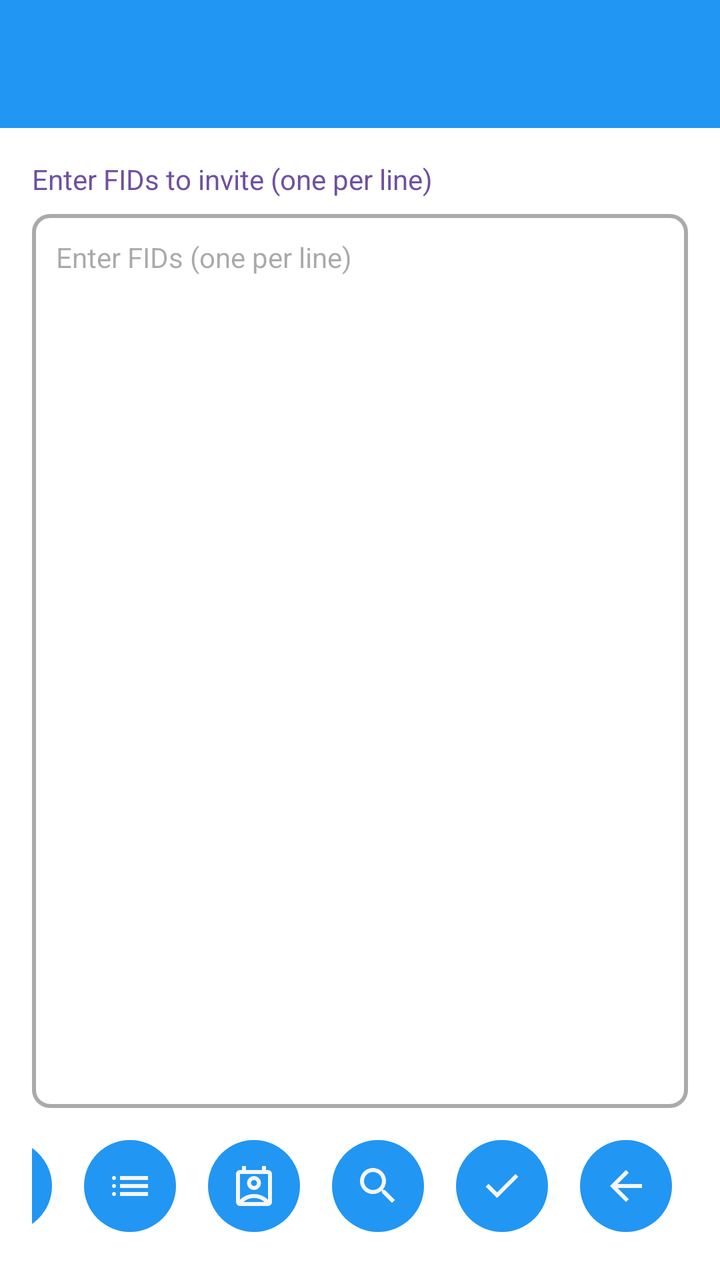
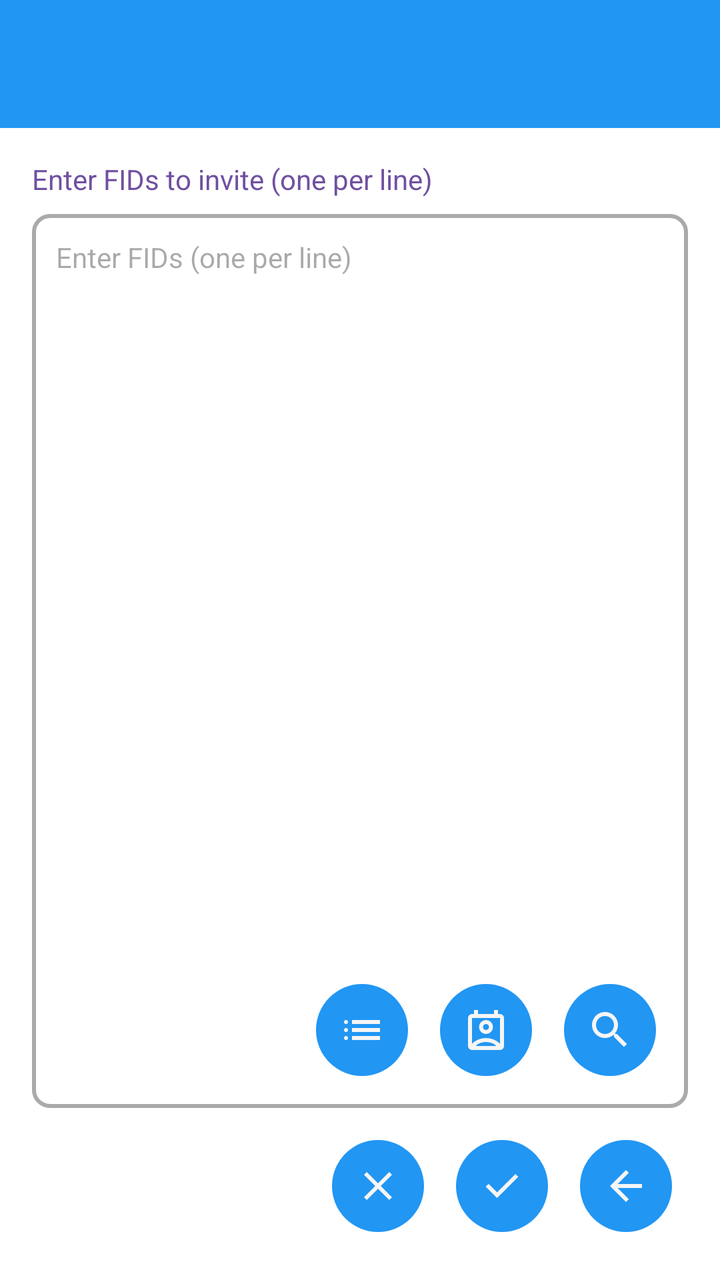

Before-and-after screenshots of an Android layout around one commit, followed by the original layout XML and the change that was made.
<!-- AndroidManifest.xml: application theme Theme.Freer -->
<!-- res/layout/activity_invite_member.xml -->
<?xml version="1.0" encoding="utf-8"?>
<LinearLayout xmlns:android="http://schemas.android.com/apk/res/android"
    android:layout_width="match_parent"
    android:layout_height="match_parent"
    android:orientation="vertical">

    <include layout="@layout/common_toolbar" />

    <LinearLayout
        android:layout_width="match_parent"
        android:layout_height="match_parent"
        android:orientation="vertical"
        android:padding="16dp">

        <TextView
            android:layout_width="match_parent"
            android:layout_height="wrap_content"
            android:text="@string/enter_fids_to_invite"
            android:textColor="@color/field_name"
            android:textSize="14sp"
            android:layout_marginBottom="8dp" />

        <EditText
            android:id="@+id/fids_input"
            android:layout_width="match_parent"
            android:layout_height="0dp"
            android:layout_weight="1"
            android:hint="@string/enter_fids_one_per_line"
            android:background="@drawable/container_outline"
            android:padding="12dp"
            android:textSize="14sp"
            android:inputType="textMultiLine"
            android:gravity="top"
            android:scrollbars="vertical" />

        
        <LinearLayout
            android:layout_width="match_parent"
            android:layout_height="wrap_content"
            android:orientation="horizontal"
            android:gravity="end"
            android:layout_marginTop="8dp">



            <View
                android:layout_width="0dp"
                android:layout_height="0dp"
                android:layout_weight="1" />

            <ImageButton
                android:id="@+id/clear_button"
                style="@style/ImageButtonStyle"
                android:src="@drawable/ic_clear"
                android:contentDescription="@string/clear_list" />

            <ImageButton
                android:id="@+id/from_list_button"
                style="@style/ImageButtonStyle"
                android:src="@drawable/ic_list"
                android:contentDescription="@string/add_from_fid_list" />

            <ImageButton
                android:id="@+id/from_contacts_button"
                style="@style/ImageButtonStyle"
                android:src="@drawable/ic_contact"
                android:contentDescription="@string/choose_from_contacts" />

            <ImageButton
                android:id="@+id/search_on_chain_button"
                style="@style/ImageButtonStyle"
                android:src="@drawable/ic_search"
                android:contentDescription="@string/search_fids_on_chain" />

            <ImageButton
                android:id="@+id/invite_button"
                style="@style/ImageButtonStyle"
                android:src="@drawable/ic_tick"
                android:contentDescription="@string/invite_members" />

            <ImageButton
                android:id="@+id/back_button"
                style="@style/ImageButtonStyle"
                android:src="@drawable/ic_back"
                android:contentDescription="@string/back" />

        </LinearLayout>

    </LinearLayout>

</LinearLayout>
<!-- res/layout/common_toolbar.xml (included above) -->
<?xml version="1.0" encoding="utf-8"?>
<androidx.appcompat.widget.Toolbar xmlns:android="http://schemas.android.com/apk/res/android"
    xmlns:app="http://schemas.android.com/apk/res-auto"
    android:id="@+id/toolbar"
    android:layout_width="match_parent"
    android:layout_height="?attr/actionBarSize"
    android:background="@color/accent"
    android:theme="@style/ThemeOverlay.Freer.Toolbar">

    <LinearLayout
        android:id="@+id/toolbar_fid_container"
        android:layout_width="wrap_content"
        android:layout_height="match_parent"
        android:layout_gravity="end"
        android:orientation="horizontal"
        android:gravity="end|center_vertical"
        android:visibility="gone"
        android:clickable="true"
        android:focusable="true"
        android:paddingStart="8dp"
        android:paddingEnd="16dp"
        android:background="?android:attr/selectableItemBackground">

        <TextView
            android:id="@+id/toolbar_fid_text"
            android:layout_width="130dp"
            android:layout_height="wrap_content"
            android:textColor="@color/main_background"
            android:paddingStart="8dp"
            android:paddingEnd="4dp"
            android:textSize="14sp"
            android:maxLines="1"
            android:gravity="end"
            android:ellipsize="middle" />

        <ImageView
            android:id="@+id/toolbar_avatar"
            android:layout_width="42dp"
            android:layout_height="42dp"
            android:background="@color/accent"
            android:scaleType="centerCrop"
            android:contentDescription="@string/avatar" />

    </LinearLayout>

</androidx.appcompat.widget.Toolbar>
<!-- resources referenced by this layout -->
<resources>
  <color name="accent">#2196F3</color>
  <color name="field_name">#7050A0</color>
  <color name="main_background">#F5F5F5</color>
  <!-- drawable container_outline (drawable) -->
  <?xml version="1.0" encoding="utf-8"?>
  <shape xmlns:android="http://schemas.android.com/apk/res/android"
      android:shape="rectangle"
      >
      <solid android:color="#00000000" />
      <stroke
          android:width="2dp"
          android:color="@color/container_outline" />
      <corners android:radius="8dp" />
  </shape>
  <!-- drawable ic_back (drawable) -->
  <vector xmlns:android="http://schemas.android.com/apk/res/android"
      android:width="24dp"
      android:height="24dp"
      android:viewportWidth="960"
      android:viewportHeight="960">
    <path
        android:pathData="m313,520 l224,224 -57,56 -320,-320 320,-320 57,56 -224,224h487v80L313,520Z"
        android:fillColor="@color/main_background"/>
  </vector>
  <!-- drawable ic_clear (drawable) -->
  <?xml version="1.0" encoding="utf-8"?>
  <vector xmlns:android="http://schemas.android.com/apk/res/android"
      android:width="24dp"
      android:height="24dp"
      android:viewportWidth="24"
      android:viewportHeight="24"
      android:tint="@color/accent">
      <path
          android:fillColor="@color/text"
          android:pathData="M19,6.41L17.59,5 12,10.59 6.41,5 5,6.41 10.59,12 5,17.59 6.41,19 12,13.41 17.59,19 19,17.59 13.41,12z"/>
  </vector>
  <!-- drawable ic_search (drawable) -->
  <vector xmlns:android="http://schemas.android.com/apk/res/android"
      android:width="24dp"
      android:height="24dp"
      android:viewportWidth="24"
      android:viewportHeight="24"
      android:tint="?attr/colorOnSurface">
    <path
        android:fillColor="@android:color/white"
        android:pathData="M15.5,14h-0.79l-0.28,-0.27C15.41,12.59 16,11.11 16,9.5 16,5.91 13.09,3 9.5,3S3,5.91 3,9.5 5.91,16 9.5,16c1.61,0 3.09,-0.59 4.23,-1.57l0.27,0.28v0.79l5,4.99L20.49,19l-4.99,-5zM9.5,14C7.01,14 5,11.99 5,9.5S7.01,5 9.5,5 14,7.01 14,9.5 11.99,14 9.5,14z"/>
  </vector>
  <!-- drawable ic_tick (drawable) -->
  <vector xmlns:android="http://schemas.android.com/apk/res/android"
      android:width="24dp"
      android:height="24dp"
      android:viewportWidth="960"
      android:viewportHeight="960">
    <path
        android:pathData="M382,720 L154,492l57,-57 171,171 367,-367 57,57 -424,424Z"
        android:fillColor="#75FB4C"/>
  </vector>
  <string name="add_from_fid_list">Add from FID list</string>
  <string name="avatar">Avatar</string>
  <string name="back">Back</string>
  <string name="choose_from_contacts">Choose from Contacts</string>
  <string name="clear_list">Clear list</string>
  <string name="enter_fids_one_per_line">Enter FIDs (one per line)</string>
  <string name="enter_fids_to_invite">Enter FIDs to invite (one per line)</string>
  <string name="invite_members">Invite Members</string>
  <string name="search_fids_on_chain">Search FIDs on chain</string>
  <style name="ImageButtonStyle">
          <item name="android:layout_width">46dp</item>
          <item name="android:layout_height">46dp</item>
          <item name="android:layout_margin">8dp</item>
          <item name="android:background">@drawable/bg_round_accent</item>
          <item name="android:tint">@color/main_background</item>
          <item name="android:scaleType">centerInside</item>
          <item name="android:padding">8dp</item>
      </style>
  <style name="ThemeOverlay.Freer.Toolbar" parent="ThemeOverlay.AppCompat.ActionBar">
          <item name="android:textColorPrimary">@color/main_background</item>
          <item name="android:textColorSecondary">@color/main_background</item>
      </style>
  <style name="Theme.Freer" parent="Base.Theme.Freer" />
  <color name="container_outline">#AAAAAA</color>
  <color name="text">#000000</color>
  <!-- drawable bg_round_accent (drawable) -->
  <?xml version="1.0" encoding="utf-8"?>
  <shape xmlns:android="http://schemas.android.com/apk/res/android"
      android:shape="oval">
      <solid android:color="@color/accent" />
  </shape>
  <!-- unchanged entries left out for length: 3 -->
</resources>

<!-- the commit's change to res/layout/activity_invite_member.xml (unified diff, before → after) -->
@@ -20,18 +20,52 @@
             android:textSize="14sp"
             android:layout_marginBottom="8dp" />
 
-        <EditText
-            android:id="@+id/fids_input"
+        
+        <FrameLayout
             android:layout_width="match_parent"
             android:layout_height="0dp"
-            android:layout_weight="1"
-            android:hint="@string/enter_fids_one_per_line"
-            android:background="@drawable/container_outline"
-            android:padding="12dp"
-            android:textSize="14sp"
-            android:inputType="textMultiLine"
-            android:gravity="top"
-            android:scrollbars="vertical" />
+            android:layout_weight="1">
+
+            <EditText
+                android:id="@+id/fids_input"
+                android:layout_width="match_parent"
+                android:layout_height="match_parent"
+                android:hint="@string/enter_fids_one_per_line"
+                android:background="@drawable/container_outline"
+                android:padding="12dp"
+                android:textSize="14sp"
+                android:inputType="textMultiLine"
+                android:gravity="top"
+                android:scrollbars="vertical" />
+
+            <LinearLayout
+                android:layout_width="wrap_content"
+                android:layout_height="wrap_content"
+                android:layout_gravity="bottom|end"
+                android:layout_margin="8dp"
+                android:orientation="horizontal">
+
+                <ImageButton
+                    android:id="@+id/from_list_button"
+                    style="@style/ImageButtonStyle"
+                    android:src="@drawable/ic_list"
+                    android:contentDescription="@string/add_from_fid_list" />
+
+                <ImageButton
+                    android:id="@+id/from_contacts_button"
+                    style="@style/ImageButtonStyle"
+                    android:src="@drawable/ic_contact"
+                    android:contentDescription="@string/choose_from_contacts" />
+
+                <ImageButton
+                    android:id="@+id/search_on_chain_button"
+                    style="@style/ImageButtonStyle"
+                    android:src="@drawable/ic_search"
+                    android:contentDescription="@string/search_fids_on_chain" />
+
+            </LinearLayout>
+
+        </FrameLayout>
 
         
         <LinearLayout
@@ -40,8 +74,6 @@
             android:orientation="horizontal"
             android:gravity="end"
             android:layout_marginTop="8dp">
-
-
 
             <View
                 android:layout_width="0dp"
@@ -53,24 +85,6 @@
                 style="@style/ImageButtonStyle"
                 android:src="@drawable/ic_clear"
                 android:contentDescription="@string/clear_list" />
-
-            <ImageButton
-                android:id="@+id/from_list_button"
-                style="@style/ImageButtonStyle"
-                android:src="@drawable/ic_list"
-                android:contentDescription="@string/add_from_fid_list" />
-
-            <ImageButton
-                android:id="@+id/from_contacts_button"
-                style="@style/ImageButtonStyle"
-                android:src="@drawable/ic_contact"
-                android:contentDescription="@string/choose_from_contacts" />
-
-            <ImageButton
-                android:id="@+id/search_on_chain_button"
-                style="@style/ImageButtonStyle"
-                android:src="@drawable/ic_search"
-                android:contentDescription="@string/search_fids_on_chain" />
 
             <ImageButton
                 android:id="@+id/invite_button"
